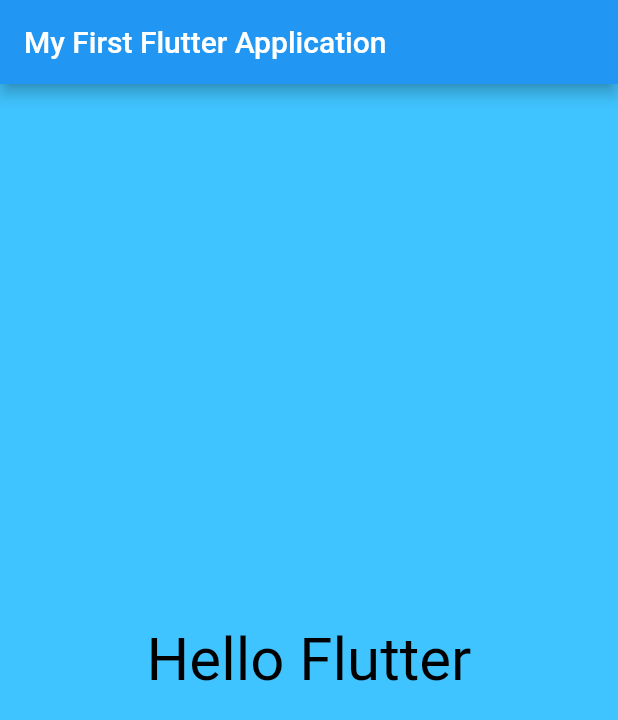
After one commit to samii9914/flutter_app, a Flutter app: the screen it shows after launch, on a phone screen of 412 x 824 dp. The commit adds this screen. Shown: the top 720 px of the screen. Run offline on Flutter 3.47's test engine with Material 2 defaults, Android fonts, the phone set to English and light mode, and no system bars.

Commit message:
flutter App

```diff
--- /dev/null
+++ b/lib/app_screens/first_screen.dart
@@ -0,0 +1,22 @@
+import "package:flutter/material.dart";
+import 'package:flutter/src/foundation/diagnostics.dart';
+
+class firstScreen extends StatelessWidget {
+  @override
+  Widget build(BuildContext context) {
+    return Material(
+        color:Colors.lightBlueAccent,
+        child:Center(
+            child:Text(
+                "Hello Flutter",
+                textDirection: TextDirection.ltr,
+                style: TextStyle(color:Colors.black,fontSize: 40.0)
+            )
+        )
+    );
+
+  }
+
+
+
+}
```
Also changed, not shown: lib/main.dart (+2 -12 lines).
